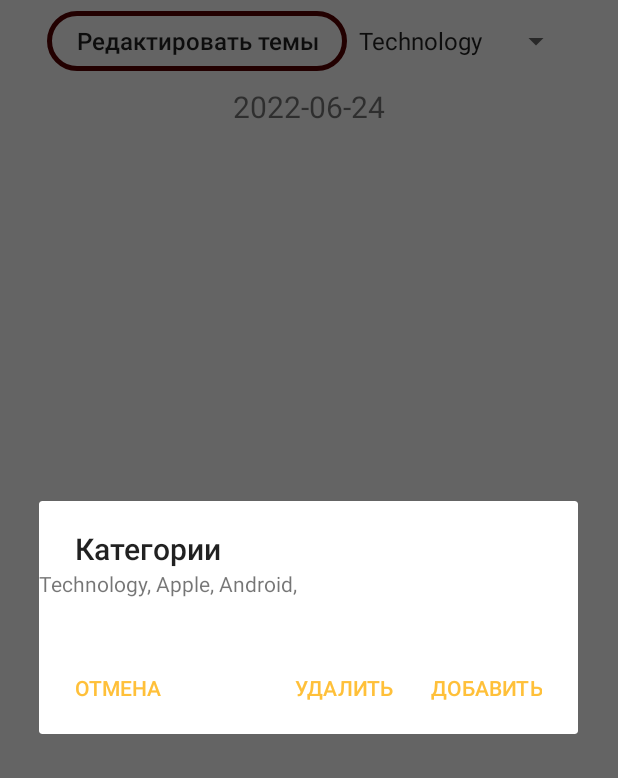
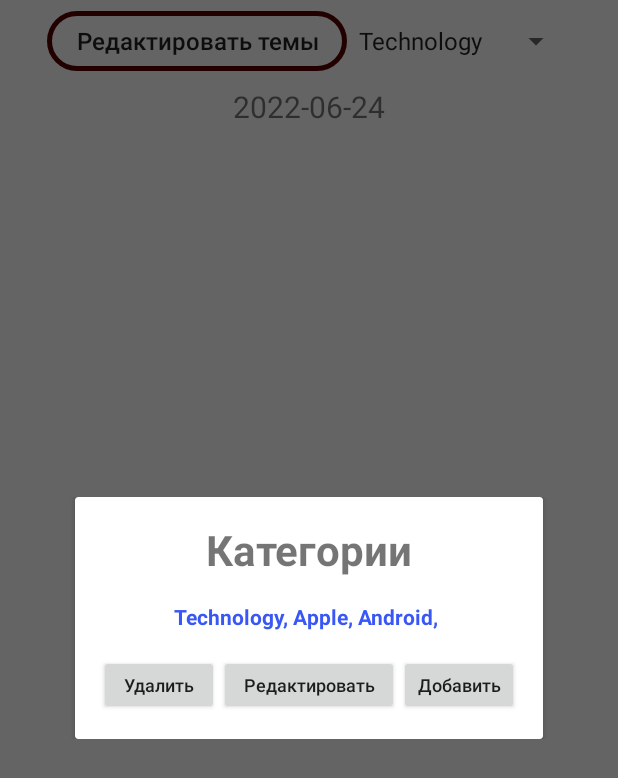
Before and after one commit to ForestF0X/NewsLook, an Android app: the screen it shows after launch (NewsActivity), after a tap on "Редактировать темы", on a phone screen of 412 x 824 dp. Shown: the top 778 px of the screen. Run offline under Robolectric (Android 15) with nearby library versions, the phone set to English and light mode, and no system bars; our stand-ins replace Dagger/Hilt's generated code, Room's generated code; libraries missing offline, so code that uses them is left out: coil.api.load; pictures from the network do not load.

Commit message:
Added editing of category

```diff
--- a/app/src/main/java/com/example/newslook/news/ui/activity/NewsActivity.kt
+++ b/app/src/main/java/com/example/newslook/news/ui/activity/NewsActivity.kt
@@ -1,19 +1,20 @@
 package com.example.newslook.news.ui.activity
 
-import android.R
 import android.app.AlertDialog
+import android.app.Dialog
+import android.content.Context
 import android.content.DialogInterface
 import android.content.Intent
+import android.graphics.Color
+import android.graphics.drawable.ColorDrawable
 import android.os.Bundle
 import android.text.InputType
-import android.util.Log
 import android.view.View
 import android.widget.*
 import androidx.activity.viewModels
 import androidx.core.view.isVisible
-import androidx.core.view.size
 import androidx.recyclerview.widget.LinearLayoutManager
-import androidx.recyclerview.widget.RecyclerView
+import com.example.newslook.R
 import com.example.newslook.core.ui.ViewState
 import com.example.newslook.core.ui.base.BaseActivity
 import com.example.newslook.core.utils.observeNotNull
@@ -36,6 +37,8 @@ class NewsActivity : BaseActivity() {
 
     private lateinit var theme: String
 
+    private lateinit var dialog: Dialog
+
     var listThemes: MutableList<String> = mutableListOf()
 
     override fun onCreate(savedInstanceState: Bundle?) {
@@ -43,18 +46,20 @@ class NewsActivity : BaseActivity() {
         binding = ActivityMainBinding.inflate(layoutInflater)
         supportActionBar?.hide()
         setContentView(binding.root)
-        binding.currendDateText.text = LocalDateTime.now().format(DateTimeFormatter.ofPattern("yyyy-MM-dd"))
+        dialog = Dialog(this)
+        binding.currendDateText.text =
+            LocalDateTime.now().format(DateTimeFormatter.ofPattern("yyyy-MM-dd"))
         // Setting up Spinner and adapter
         newsArticleViewModel.prePopulateList()
         listThemes = newsArticleViewModel.getListThemes()
         // Create an ArrayAdapter using a simple spinner layout and languages array
-        arrayAdapter = ArrayAdapter(this, R.layout.simple_spinner_item, listThemes)
+        arrayAdapter = ArrayAdapter(this, android.R.layout.simple_spinner_item, listThemes)
         // Set layout to use when the list of choices appear
-        arrayAdapter.setDropDownViewResource(R.layout.simple_spinner_dropdown_item)
+        arrayAdapter.setDropDownViewResource(android.R.layout.simple_spinner_dropdown_item)
         // Set Adapter to Spinner
         binding.listThemes.adapter = arrayAdapter
         binding.listThemes.adapter.hasStableIds()
-        binding.listThemes.setSelection(0,false)
+        binding.listThemes.setSelection(0, false)
         binding.listThemes.onItemSelectedListener = object : AdapterView.OnItemSelectedListener {
             override fun onItemSelected(
                 parent: AdapterView<*>,
@@ -62,8 +67,8 @@ class NewsActivity : BaseActivity() {
                 position: Int,
                 id: Long
             ) {
-                    theme = listThemes[position]
-                    updateGUI()
+                theme = listThemes[position]
+                updateGUI()
             }
 
             override fun onNothingSelected(parent: AdapterView<*>) {
@@ -85,12 +90,12 @@ class NewsActivity : BaseActivity() {
     }
 
     override fun onStop() {
-        adapter = NewsArticlesAdapter {  }
+        adapter = NewsArticlesAdapter { }
         super.onStop()
     }
 
     override fun onPause() {
-        adapter = NewsArticlesAdapter {  }
+        adapter = NewsArticlesAdapter { }
         super.onPause()
     }
 
@@ -102,8 +107,8 @@ class NewsActivity : BaseActivity() {
         startActivity(newsIntent)
     }
 
-    fun updateGUI(){
-        val pos =  binding.listThemes.selectedItemPosition
+    fun updateGUI() {
+        val pos = binding.listThemes.selectedItemPosition
         theme = listThemes[pos]
         newsArticleViewModel.saveData(theme)
         binding.newsList.isVisible = false
@@ -122,32 +127,35 @@ class NewsActivity : BaseActivity() {
         }
     }
 
-    private fun showDialog(){
-        val builder: AlertDialog.Builder = AlertDialog.Builder(this)
-        builder.setTitle("Категории")
-
-        val text = TextView(this)
+    private fun showDialog() {
+        dialog.setContentView(R.layout.dialog_layout)
+        val text = dialog.findViewById<TextView>(R.id.listTextView)
         var list = ""
         listThemes.forEach {
             list += "$it, "
         }
         text.text = list
-        builder.setView(text)
-        // Set up the buttons
-        builder.setPositiveButton("Добавить", DialogInterface.OnClickListener { dialog, which ->
+        val add = dialog.findViewById<Button>(R.id.add)
+        add.setOnClickListener {
             showAddDialog()
-        })
-        builder.setNegativeButton("Удалить", DialogInterface.OnClickListener { dialog, which ->
+            dialog.dismiss()
+        }
+        val edit = dialog.findViewById<Button>(R.id.edit)
+        edit.setOnClickListener {
+            showEditDialog()
+            dialog.dismiss()
+        }
+        val remove = dialog.findViewById<Button>(R.id.remove)
+        remove.setOnClickListener {
             showRemoveDialog()
-        })
-        builder.setNeutralButton("Отмена", DialogInterface.OnClickListener { dialog, which ->
-            dialog.cancel()
-        })
-
-        builder.show()
+            dialog.dismiss()
+        }
+        dialog.window?.setBackgroundDrawable(ColorDrawable(Color.TRANSPARENT))
+        dialog.show()
     }
 
-    private fun showAddDialog(){
+
+    private fun showAddDialog() {
         val builder: AlertDialog.Builder = AlertDialog.Builder(this)
         builder.setTitle("Добавление категории")
 
@@ -161,13 +169,46 @@ class NewsActivity : BaseActivity() {
         builder.setPositiveButton("OK", DialogInterface.OnClickListener { dialog, which ->
             newsArticleViewModel.addListThemes(input.text.toString())
             arrayAdapter.notifyDataSetChanged()
+            updateGUI()
         })
-        builder.setNegativeButton("Отмена", DialogInterface.OnClickListener { dialog, which -> dialog.cancel() })
+        builder.setNegativeButton(
+            "Отмена",
+            DialogInterface.OnClickListener { dialog, which -> dialog.cancel() })
 
         builder.show()
     }
 
-    private fun showRemoveDialog(){
+    private fun showEditDialog() {
+        val builder: AlertDialog.Builder = AlertDialog.Builder(this)
+        builder.setTitle("Изменение категории")
+        val context: Context = applicationContext
+        val layout = LinearLayout(context)
+        layout.orientation = LinearLayout.VERTICAL
+        val editTarget = EditText(this)
+        editTarget.hint = "Введите название изменямой категории"
+        editTarget.inputType = InputType.TYPE_CLASS_TEXT
+        layout.addView(editTarget)
+
+        val editText = EditText(this)
+        editText.hint = "Введите название новой категории"
+        editText.inputType = InputType.TYPE_CLASS_TEXT
+        layout.addView(editText)
+
+        builder.setView(layout)
+        // Set up the buttons
+        builder.setPositiveButton("OK", DialogInterface.OnClickListener { dialog, which ->
+            newsArticleViewModel.editListTheme(editTarget.text.toString(), editText.text.toString())
+            arrayAdapter.notifyDataSetChanged()
+            updateGUI()
+        })
+        builder.setNegativeButton(
+            "Отмена",
+            DialogInterface.OnClickListener { dialog, which -> dialog.cancel() })
+
+        builder.show()
+    }
+
+    private fun showRemoveDialog() {
         val builder: AlertDialog.Builder = AlertDialog.Builder(this)
         builder.setTitle("Удаление категории")
 
@@ -181,10 +222,12 @@ class NewsActivity : BaseActivity() {
         builder.setPositiveButton("OK", DialogInterface.OnClickListener { dialog, which ->
             newsArticleViewModel.removeListThemes(input.text.toString())
             arrayAdapter.notifyDataSetChanged()
+            updateGUI()
         })
-        builder.setNegativeButton("Отмена", DialogInterface.OnClickListener { dialog, which -> dialog.cancel() })
+        builder.setNegativeButton(
+            "Отмена",
+            DialogInterface.OnClickListener { dialog, which -> dialog.cancel() })
 
         builder.show()
     }
-
 }
--- a/app/src/main/java/com/example/newslook/news/ui/viewmodel/NewsArticleViewModel.kt
+++ b/app/src/main/java/com/example/newslook/news/ui/viewmodel/NewsArticleViewModel.kt
@@ -39,6 +39,18 @@ class NewsArticleViewModel @Inject constructor(
         listThemes.remove(category)
     }
 
+    fun editListTheme(editTarget: String, editText: String){
+        var key = 0
+        var tempKey = 0
+        listThemes.forEach {
+        key += 1
+            if (it == editTarget) {
+                tempKey = key - 1
+            }
+        }
+        listThemes[tempKey] = editText
+    }
+
     fun saveData(category: String){
         viewModelScope.launch(Dispatchers.IO) {
             mCategory = category
--- /dev/null
+++ b/app/src/main/res/layout/dialog_layout.xml
@@ -0,0 +1,103 @@
+<?xml version="1.0" encoding="utf-8"?>
+<androidx.constraintlayout.widget.ConstraintLayout
+    xmlns:android="http://schemas.android.com/apk/res/android"
+    xmlns:app="http://schemas.android.com/apk/res-auto"
+    xmlns:tools="http://schemas.android.com/tools"
+    android:layout_width="match_parent"
+    android:layout_height="match_parent">
+
+    <androidx.cardview.widget.CardView
+        android:layout_width="match_parent"
+        android:layout_height="wrap_content"
+        android:layout_marginStart="16dp"
+        android:layout_marginLeft="16dp"
+        android:layout_marginEnd="16dp"
+        android:layout_marginRight="16dp"
+        app:layout_constraintBottom_toBottomOf="parent"
+        app:layout_constraintEnd_toEndOf="parent"
+        app:layout_constraintStart_toStartOf="parent"
+        app:layout_constraintTop_toTopOf="parent" >
+
+        <androidx.constraintlayout.widget.ConstraintLayout
+            android:layout_width="match_parent"
+            android:layout_height="match_parent">
+
+            <TextView
+                android:id="@+id/textView"
+                android:layout_width="wrap_content"
+                android:layout_height="wrap_content"
+                android:layout_marginStart="16dp"
+                android:layout_marginTop="16dp"
+                android:layout_marginEnd="16dp"
+                android:layout_marginBottom="16dp"
+                android:text="Категории"
+                android:textSize="28sp"
+                android:textStyle="bold"
+                app:layout_constraintBottom_toTopOf="@+id/listTextView"
+                app:layout_constraintEnd_toEndOf="parent"
+                app:layout_constraintStart_toStartOf="parent"
+                app:layout_constraintTop_toTopOf="parent" />
+
+            <TextView
+                android:id="@+id/listTextView"
+                android:layout_width="wrap_content"
+                android:layout_height="wrap_content"
+                android:layout_marginStart="16dp"
+                android:layout_marginTop="16dp"
+                android:layout_marginEnd="16dp"
+                android:text="Список категорий"
+                android:textColor="#3956F6"
+                android:textStyle="bold"
+                app:layout_constraintEnd_toEndOf="parent"
+                app:layout_constraintStart_toStartOf="parent"
+                app:layout_constraintTop_toBottomOf="@+id/textView" />
+
+            <Button
+                android:id="@+id/add"
+                android:layout_width="80dp"
+                android:layout_height="40dp"
+                android:layout_marginTop="16dp"
+                android:layout_marginEnd="16dp"
+                android:layout_marginBottom="16dp"
+                android:text="Добавить"
+                android:textAllCaps="false"
+                android:textSize="12sp"
+                app:layout_constraintBottom_toBottomOf="parent"
+                app:layout_constraintEnd_toEndOf="parent"
+                app:layout_constraintTop_toBottomOf="@+id/listTextView"
+                app:layout_constraintVertical_bias="1.0" />
+
+            <Button
+                android:id="@+id/edit"
+                android:layout_width="120dp"
+                android:layout_height="40dp"
+                android:layout_marginTop="16dp"
+                android:layout_marginBottom="16dp"
+                android:text="Редактировать"
+                android:textAllCaps="false"
+                android:textSize="12sp"
+                app:layout_constraintBottom_toBottomOf="parent"
+                app:layout_constraintEnd_toStartOf="@+id/add"
+                app:layout_constraintStart_toEndOf="@+id/remove"
+                app:layout_constraintTop_toBottomOf="@+id/listTextView"
+                app:layout_constraintVertical_bias="1.0" />
+
+            <Button
+                android:id="@+id/remove"
+                android:layout_width="80dp"
+                android:layout_height="40dp"
+                android:layout_marginStart="16dp"
+                android:layout_marginTop="16dp"
+                android:layout_marginBottom="16dp"
+                android:text="Удалить"
+                android:textAllCaps="false"
+                android:textSize="12sp"
+                app:layout_constraintBottom_toBottomOf="parent"
+                app:layout_constraintStart_toStartOf="parent"
+                app:layout_constraintTop_toBottomOf="@+id/listTextView" />
+
+
+        </androidx.constraintlayout.widget.ConstraintLayout>
+    </androidx.cardview.widget.CardView>
+
+</androidx.constraintlayout.widget.ConstraintLayout>
```
